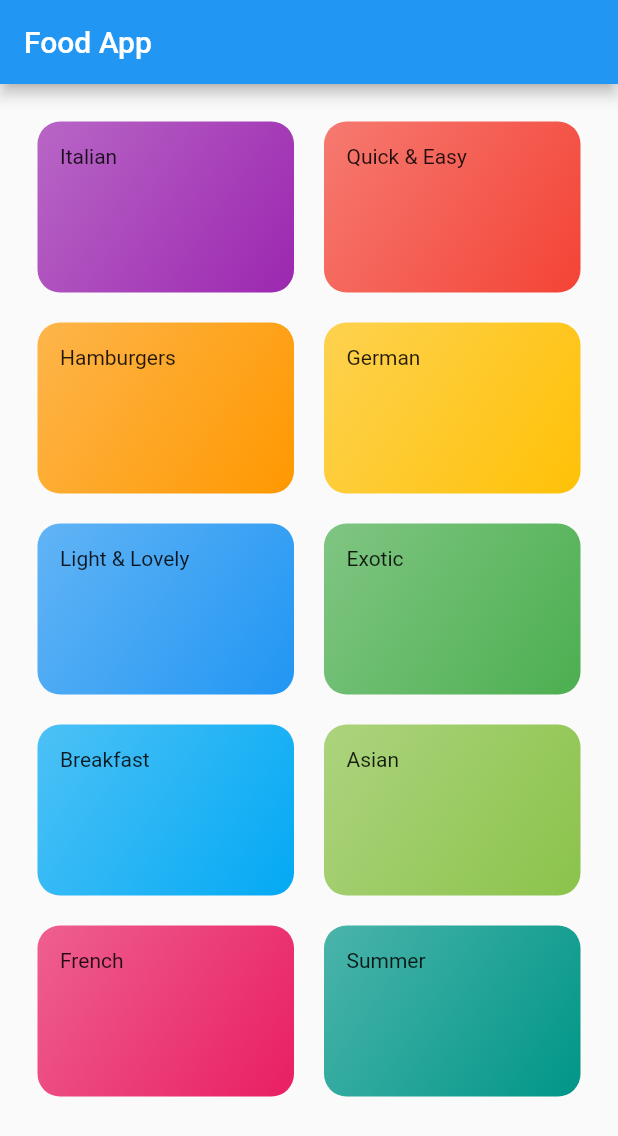
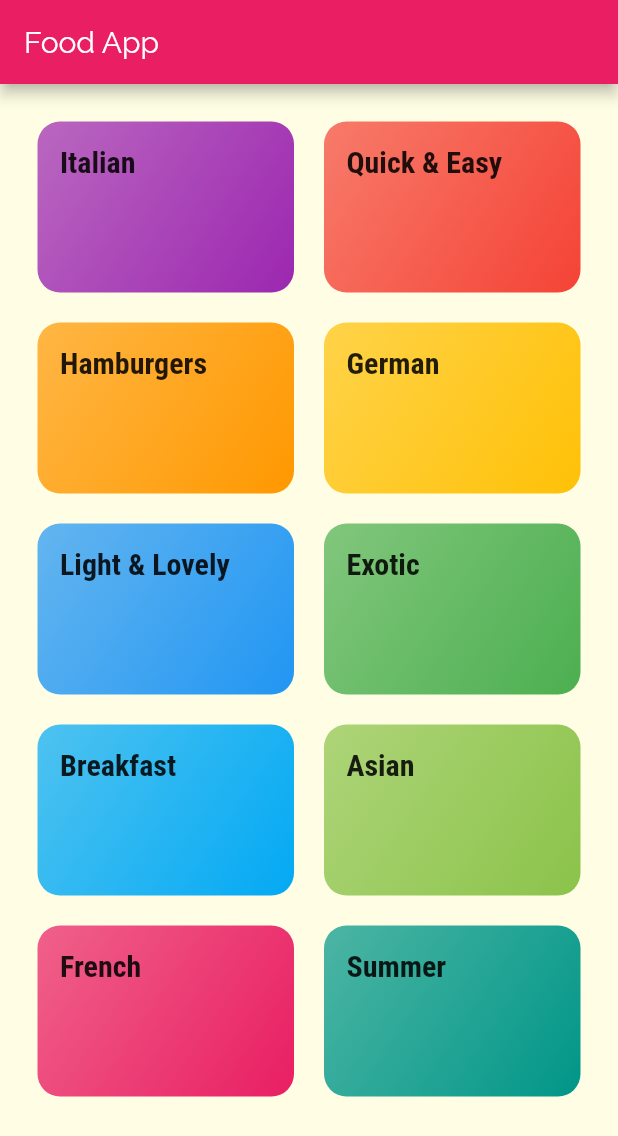
Before and after one commit to pottekkat/Food-App, a Flutter app: the screen it shows after launch, on a phone screen of 412 x 824 dp. Shown: the top 1136 px of the screen. Run offline on Flutter 3.47's test engine with Material 2 defaults, Android fonts, the phone set to English and light mode, and no system bars.

Commit message:
Transitions added

```diff
--- a/lib/categoriesScreen.dart
+++ b/lib/categoriesScreen.dart
@@ -14,6 +14,7 @@ class CategoriesScreen extends StatelessWidget {
         padding: const EdgeInsets.all(25),
         children: DUMMY_CATEGORIES
             .map((cat) => CategoryItem(
+                  cat.id,
                   cat.title,
                   cat.color,
                 ))
--- a/lib/categoryItem.dart
+++ b/lib/categoryItem.dart
@@ -1,16 +1,32 @@
 import 'package:flutter/material.dart';
 
+import './categoryMealsScreen.dart';
+
 class CategoryItem extends StatelessWidget {
+  final String id;
   final String title;
   final Color color;
 
-  CategoryItem(this.title, this.color);
+  CategoryItem(this.id,this.title, this.color);
+
+  void selectCategory(BuildContext ctx){
+    Navigator.of(ctx).push(MaterialPageRoute(builder: (_){
+      return CategoryMealsScreen(id,title);
+    }));
+  }
 
   @override
   Widget build(BuildContext context) {
-    return Container(
+    return InkWell(
+      onTap: () => selectCategory(context),
+      splashColor: Theme.of(context).primaryColor,
+      borderRadius: BorderRadius.circular(15),
+      child: Container(
         padding: const EdgeInsets.all(15),
-      child: Text(title),
+        child: Text(
+          title,
+          style: Theme.of(context).textTheme.title,
+        ),
         decoration: BoxDecoration(
           gradient: LinearGradient(
             colors: [
@@ -22,6 +38,7 @@ class CategoryItem extends StatelessWidget {
           ),
           borderRadius: BorderRadius.circular(15),
         ),
+      ),
     );
   }
 }
--- a/lib/main.dart
+++ b/lib/main.dart
@@ -9,7 +9,23 @@ class MyApp extends StatelessWidget {
     return MaterialApp(
       title: 'Meals',
       theme: ThemeData(
-        primarySwatch: Colors.blue,
+        primarySwatch: Colors.pink,
+        accentColor: Colors.amber,
+        canvasColor: Color.fromRGBO(255, 254, 229, 1),
+        fontFamily: 'Raleway',
+        textTheme: ThemeData.light().textTheme.copyWith(
+          body1: TextStyle(
+            color: Color.fromRGBO(20, 51, 51, 1),
+          ),
+          body2: TextStyle(
+            color: Color.fromRGBO(20, 51, 51, 1),
+          ),
+          title: TextStyle(
+            fontSize: 20,
+            fontFamily: 'RobotoCondensed',
+            fontWeight: FontWeight.bold,
+          )
+        ),
       ),
       home: CategoriesScreen(),
     );
```
Also changed, not shown: lib/categoryMealsScreen.dart (added, +25 -0 lines), pubspec.yaml (+20 -12 lines). Lines whose indentation alone changed are shown as unchanged.
